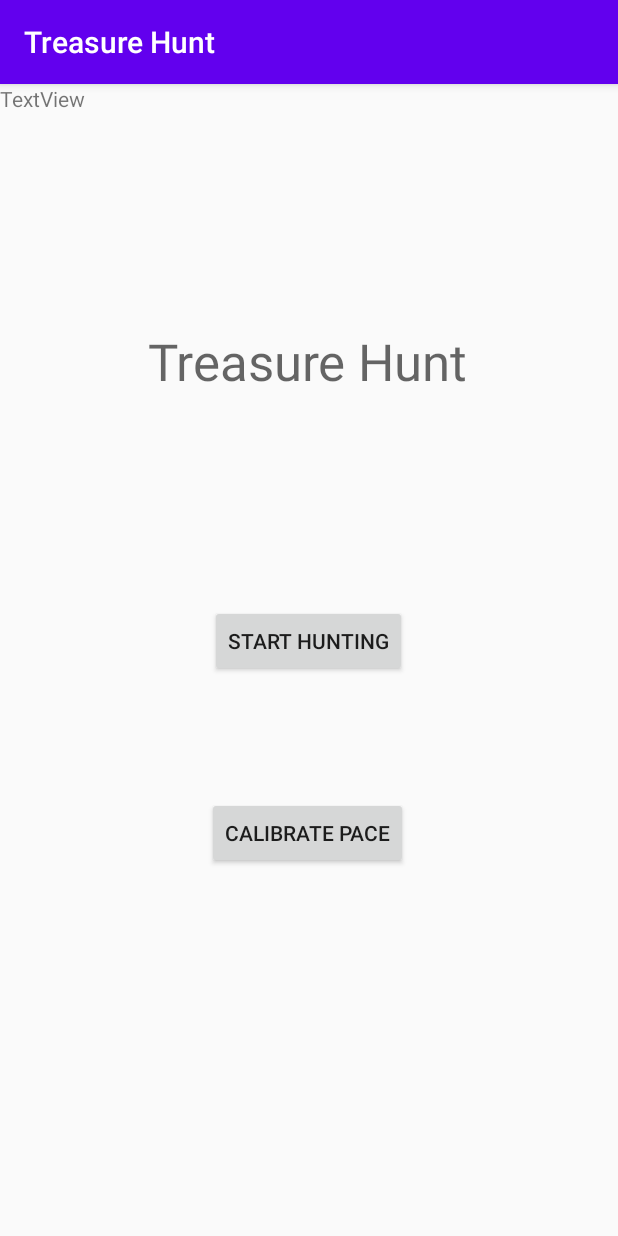
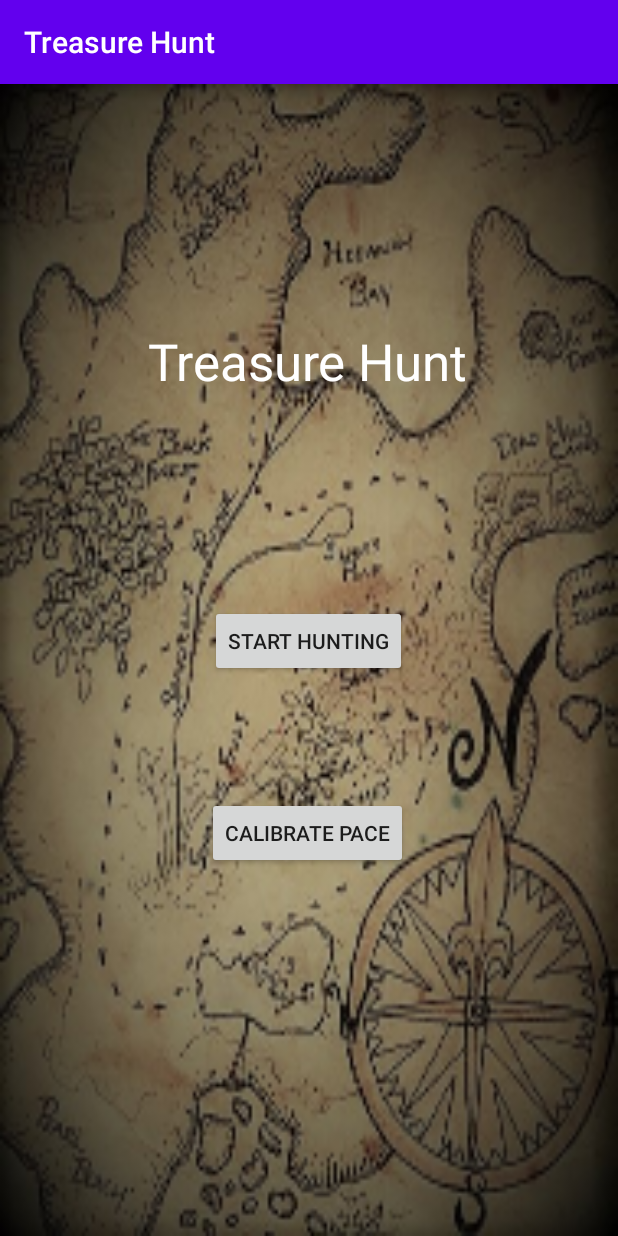
Before and after one commit to blaine141/Treasure-Hunt, an Android app: the screen it shows after launch (MainActivity), on a phone screen of 412 x 824 dp. Run offline under Robolectric (Android 15) with nearby library versions, the phone set to English and light mode, and no system bars.

Commit message:
Added background images for both the title and directions activity. Deleted an errant text view in the main activity

```diff
--- a/app/src/main/java/com/example/treasurehunt/MainActivity.java
+++ b/app/src/main/java/com/example/treasurehunt/MainActivity.java
@@ -18,7 +18,6 @@ public class MainActivity extends AppCompatActivity {
     protected void onCreate(Bundle savedInstanceState) {
         super.onCreate(savedInstanceState);
         setContentView(R.layout.activity_main);
-        TextView text = findViewById(R.id.test); //for testing
     }
 
     public void huntingPress(View view) {
--- a/app/src/main/res/layout/activity_main.xml
+++ b/app/src/main/res/layout/activity_main.xml
@@ -4,7 +4,9 @@
     xmlns:tools="http://schemas.android.com/tools"
     android:layout_width="match_parent"
     android:layout_height="match_parent"
-    tools:context=".MainActivity">
+    tools:context=".MainActivity"
+    android:background="@drawable/background"
+    >
 
     <TextView
         android:id="@+id/textView"
@@ -17,7 +19,8 @@
         app:layout_constraintLeft_toLeftOf="parent"
         app:layout_constraintRight_toRightOf="parent"
         app:layout_constraintTop_toTopOf="parent"
-        app:layout_constraintVertical_bias="0.224" />
+        app:layout_constraintVertical_bias="0.224"
+        android:textColor="#FFF"/>
 
     <Button
         android:id="@+id/button"
@@ -43,12 +46,4 @@
         app:layout_constraintStart_toStartOf="parent"
         app:layout_constraintTop_toBottomOf="@+id/button" />
 
-    <TextView
-        android:id="@+id/test"
-        android:layout_width="wrap_content"
-        android:layout_height="wrap_content"
-        android:text="TextView"
-        tools:layout_editor_absoluteX="16dp"
-        tools:layout_editor_absoluteY="30dp" />
-
 </androidx.constraintlayout.widget.ConstraintLayout>
```
Also changed, not shown: app/src/main/res/layout/activity_directions.xml (+7 -3 lines), app/src/main/res/drawable-xxhdpi/background.jpg (added), app/src/main/res/drawable-xxhdpi/direction.jpg (added).
